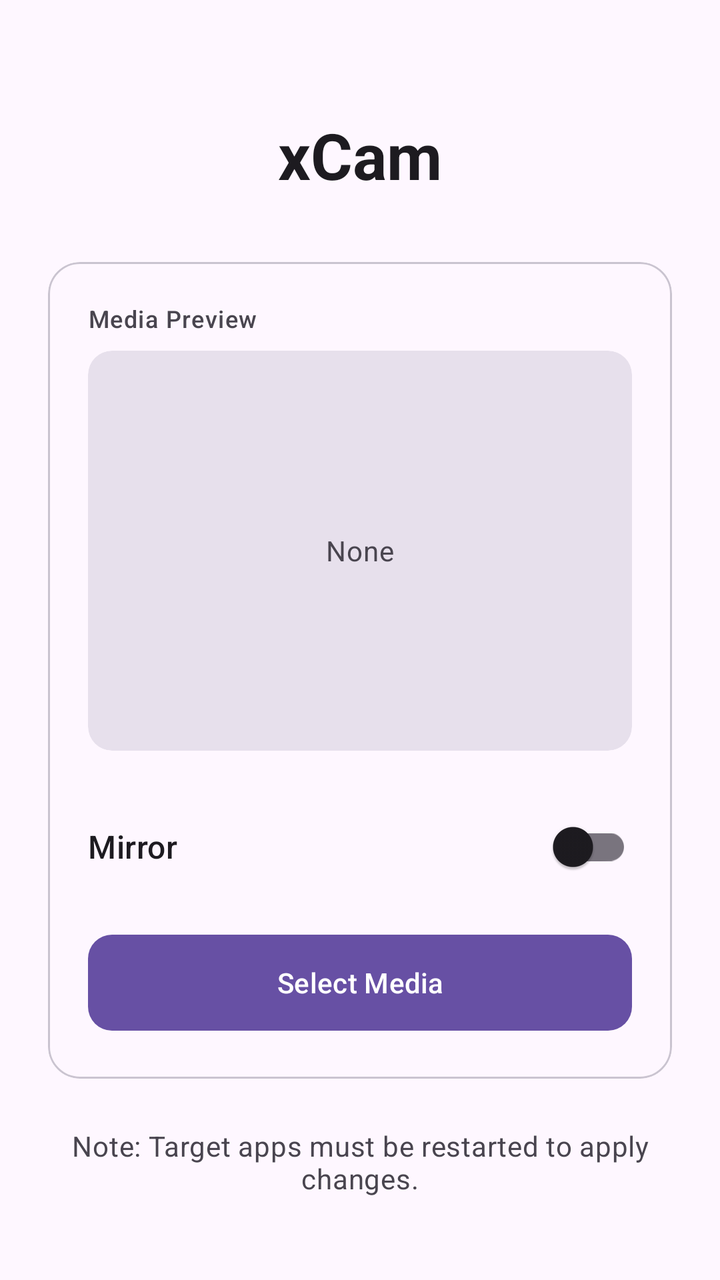
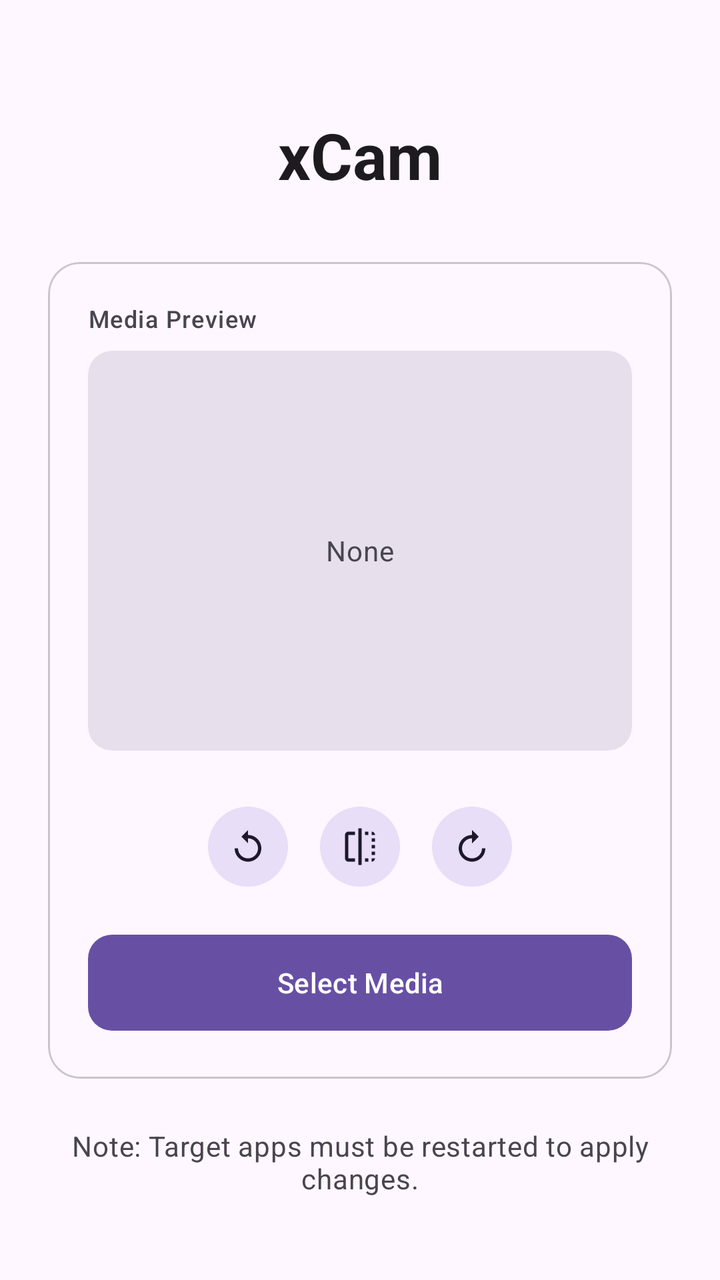

Before-and-after screenshots of an Android layout around one commit, followed by the original layout XML and the change that was made.
<!-- AndroidManifest.xml: application theme Theme.xCam -->
<!-- res/layout/activity_main.xml -->
<?xml version="1.0" encoding="utf-8"?>
<androidx.core.widget.NestedScrollView xmlns:android="http://schemas.android.com/apk/res/android"
    xmlns:app="http://schemas.android.com/apk/res-auto"
    android:layout_width="match_parent"
    android:layout_height="match_parent"
    android:background="?attr/colorSurface">
    <LinearLayout
        android:id="@+id/main"
        android:layout_width="match_parent"
        android:layout_height="wrap_content"
        android:orientation="vertical"
        android:padding="24dp"
        android:gravity="center_horizontal">
        <TextView
            android:id="@+id/tv_title"
            android:layout_width="wrap_content"
            android:layout_height="wrap_content"
            android:layout_marginTop="32dp"
            android:layout_marginBottom="32dp"
            android:text="@string/title_manager"
            android:textAppearance="?attr/textAppearanceHeadlineLarge"
            android:textStyle="bold"
            android:textColor="?attr/colorOnSurface" />
        <com.google.android.material.card.MaterialCardView
            android:id="@+id/card_settings"
            android:layout_width="match_parent"
            android:layout_height="wrap_content"
            android:layout_marginBottom="24dp"
            app:cardCornerRadius="16dp"
            app:cardElevation="0dp"
            app:strokeWidth="1dp"
            app:strokeColor="?attr/colorOutlineVariant">
            <LinearLayout
                android:layout_width="match_parent"
                android:layout_height="wrap_content"
                android:orientation="vertical"
                android:padding="20dp">

                <TextView
                    android:layout_width="wrap_content"
                    android:layout_height="wrap_content"
                    android:text="@string/label_media_preview"
                    android:textAppearance="?attr/textAppearanceLabelMedium"
                    android:textColor="?attr/colorOnSurfaceVariant" />

                <com.google.android.material.card.MaterialCardView
                    android:layout_width="match_parent"
                    android:layout_height="200dp"
                    android:layout_marginTop="8dp"
                    android:layout_marginBottom="24dp"
                    app:cardCornerRadius="12dp"
                    app:cardBackgroundColor="?attr/colorSurfaceVariant"
                    app:cardElevation="0dp"
                    app:strokeWidth="0dp">
                    <ImageView
                        android:id="@+id/iv_preview"
                        android:layout_width="match_parent"
                        android:layout_height="match_parent"
                        android:scaleType="centerCrop"
                        android:contentDescription="@string/desc_media_preview" />
                    <com.google.android.material.button.MaterialButton
                        android:id="@+id/btn_delete_media"
                        style="@style/Widget.Material3.Button.IconButton.Filled.Tonal"
                        android:layout_width="wrap_content"
                        android:layout_height="wrap_content"
                        android:layout_gravity="top|end"
                        android:layout_margin="8dp"
                        app:icon="@android:drawable/ic_menu_close_clear_cancel"
                        android:visibility="gone" />
                    <TextView
                        android:id="@+id/tv_no_preview"
                        android:layout_width="wrap_content"
                        android:layout_height="wrap_content"
                        android:layout_gravity="center"
                        android:text="@string/label_none"
                        android:textAppearance="?attr/textAppearanceBodyMedium"
                        android:textColor="?attr/colorOnSurfaceVariant" />
                </com.google.android.material.card.MaterialCardView>

                <LinearLayout
                    android:layout_width="match_parent"
                    android:layout_height="wrap_content"
                    android:orientation="horizontal"
                    android:gravity="center_vertical"
                    android:paddingBottom="16dp">
                    <TextView
                        android:layout_width="0dp"
                        android:layout_height="wrap_content"
                        android:layout_weight="1"
                        android:text="@string/label_mirror"
                        android:textAppearance="?attr/textAppearanceTitleMedium" />
                    <com.google.android.material.switchmaterial.SwitchMaterial
                        android:id="@+id/switch_mirror"
                        android:layout_width="wrap_content"
                        android:layout_height="wrap_content" />
                </LinearLayout>

                <com.google.android.material.button.MaterialButton
                    android:id="@+id/btn_select_video"
                    android:layout_width="match_parent"
                    android:layout_height="56dp"
                    android:text="@string/btn_select_video"
                    android:textAllCaps="false"
                    app:cornerRadius="12dp" />
            </LinearLayout>
        </com.google.android.material.card.MaterialCardView>
        <TextView
            android:id="@+id/tv_note"
            android:layout_width="match_parent"
            android:layout_height="wrap_content"
            android:gravity="center"
            android:text="@string/note_restart"
            android:textAppearance="?attr/textAppearanceBodyMedium"
            android:textColor="?attr/colorOnSurfaceVariant" />
    </LinearLayout>
</androidx.core.widget.NestedScrollView>
<!-- resources referenced by this layout -->
<resources>
  <string name="btn_select_video">Select Media</string>
  <string name="desc_media_preview">Media preview</string>
  <string name="label_media_preview">Media Preview</string>
  <string name="label_mirror">Mirror</string>
  <string name="label_none">None</string>
  <string name="note_restart">Note: Target apps must be restarted to apply changes.</string>
  <string name="title_manager">xCam</string>
  <style name="Theme.xCam" parent="Theme.Material3.DayNight.NoActionBar">
          <item name="android:statusBarColor">@android:color/transparent</item>
          <item name="android:navigationBarColor">@android:color/transparent</item>
          <item name="android:windowLightStatusBar">true</item>
          <item name="android:windowLightNavigationBar">true</item>
      </style>
</resources>

<!-- the commit's change to res/layout/activity_main.xml (unified diff, before → after) -->
@@ -81,18 +81,34 @@
                     android:layout_width="match_parent"
                     android:layout_height="wrap_content"
                     android:orientation="horizontal"
-                    android:gravity="center_vertical"
+                    android:gravity="center"
                     android:paddingBottom="16dp">
-                    <TextView
-                        android:layout_width="0dp"
+
+                    <com.google.android.material.button.MaterialButton
+                        android:id="@+id/btn_rotate_left"
+                        style="@style/Widget.Material3.Button.IconButton.Filled.Tonal"
+                        android:layout_width="wrap_content"
                         android:layout_height="wrap_content"
-                        android:layout_weight="1"
-                        android:text="@string/label_mirror"
-                        android:textAppearance="?attr/textAppearanceTitleMedium" />
-                    <com.google.android.material.switchmaterial.SwitchMaterial
-                        android:id="@+id/switch_mirror"
+                        android:layout_marginEnd="8dp"
+                        app:icon="@drawable/ic_rotate_left"
+                        android:contentDescription="@string/desc_rotate_left" />
+
+                    <com.google.android.material.button.MaterialButton
+                        android:id="@+id/btn_mirror"
+                        style="@style/Widget.Material3.Button.IconButton.Filled.Tonal"
                         android:layout_width="wrap_content"
-                        android:layout_height="wrap_content" />
+                        android:layout_height="wrap_content"
+                        android:layout_marginEnd="8dp"
+                        app:icon="@drawable/ic_mirror"
+                        android:contentDescription="@string/desc_mirror" />
+
+                    <com.google.android.material.button.MaterialButton
+                        android:id="@+id/btn_rotate_right"
+                        style="@style/Widget.Material3.Button.IconButton.Filled.Tonal"
+                        android:layout_width="wrap_content"
+                        android:layout_height="wrap_content"
+                        app:icon="@drawable/ic_rotate_right"
+                        android:contentDescription="@string/desc_rotate_right" />
                 </LinearLayout>
 
                 <com.google.android.material.button.MaterialButton
<!-- resource entries referenced after the edit -->
@@ -1,9 +1,41 @@
 <!-- resources referenced by this layout -->
 <resources>
+  <!-- drawable ic_mirror (drawable) -->
+  <vector xmlns:android="http://schemas.android.com/apk/res/android"
+      android:width="24dp"
+      android:height="24dp"
+      android:viewportWidth="24"
+      android:viewportHeight="24">
+      <path
+          android:fillColor="?attr/colorControlNormal"
+          android:pathData="M15,21h2v-2h-2v2zM19,9h2L21,7h-2v2zM3,5v14c0,1.1 0.9,2 2,2h4v-2L5,19L5,5h4L9,3L5,3c-1.1,0 -2,0.9 -2,2zM19,3v2h2c0,-1.1 -0.9,-2 -2,-2zM11,23h2L13,1h-2v22zM19,17h2v-2h-2v2zM15,5h2L17,3h-2v2zM19,13h2v-2h-2v2zM19,21c1.1,0 2,-0.9 2,-2h-2v2z" />
+  </vector>
+  <!-- drawable ic_rotate_left (drawable) -->
+  <vector xmlns:android="http://schemas.android.com/apk/res/android"
+      android:width="24dp"
+      android:height="24dp"
+      android:viewportWidth="24"
+      android:viewportHeight="24">
+      <path
+          android:fillColor="?attr/colorControlNormal"
+          android:pathData="M12,5V2L8,6l4,4V7c3.31,0 6,2.69 6,6 0,3.31 -2.69,6 -6,6 -3.31,0 -6,-2.69 -6,-6H4c0,4.42 3.58,8 8,8s8,-3.58 8,-8 -3.58,-8 -8,-8z" />
+  </vector>
+  <!-- drawable ic_rotate_right (drawable) -->
+  <vector xmlns:android="http://schemas.android.com/apk/res/android"
+      android:width="24dp"
+      android:height="24dp"
+      android:viewportWidth="24"
+      android:viewportHeight="24">
+      <path
+          android:fillColor="?attr/colorControlNormal"
+          android:pathData="M12,5V2l4,4 -4,4V7c-3.31,0 -6,2.69 -6,6 0,3.31 2.69,6 6,6 3.31,0 6,-2.69 6,-6h2c0,4.42 -3.58,8 -8,8s-8,-3.58 -8,-8 3.58,-8 8,-8z" />
+  </vector>
   <string name="btn_select_video">Select Media</string>
   <string name="desc_media_preview">Media preview</string>
+  <string name="desc_mirror">Mirror</string>
+  <string name="desc_rotate_left">Rotate Left</string>
+  <string name="desc_rotate_right">Rotate Right</string>
   <string name="label_media_preview">Media Preview</string>
-  <string name="label_mirror">Mirror</string>
   <string name="label_none">None</string>
   <string name="note_restart">Note: Target apps must be restarted to apply changes.</string>
   <string name="title_manager">xCam</string>
